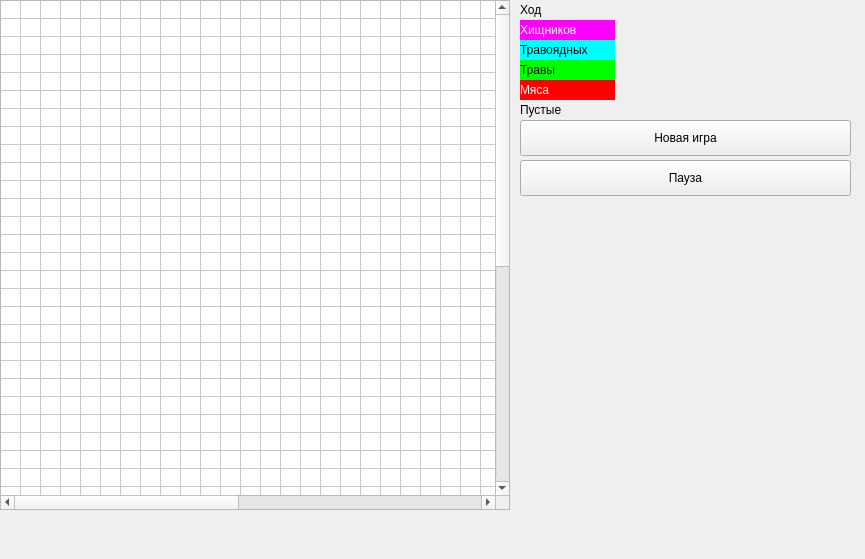
Old version of the form src/QT/mainwindow.ui in the repository ivan-tretyak/evolution_game.
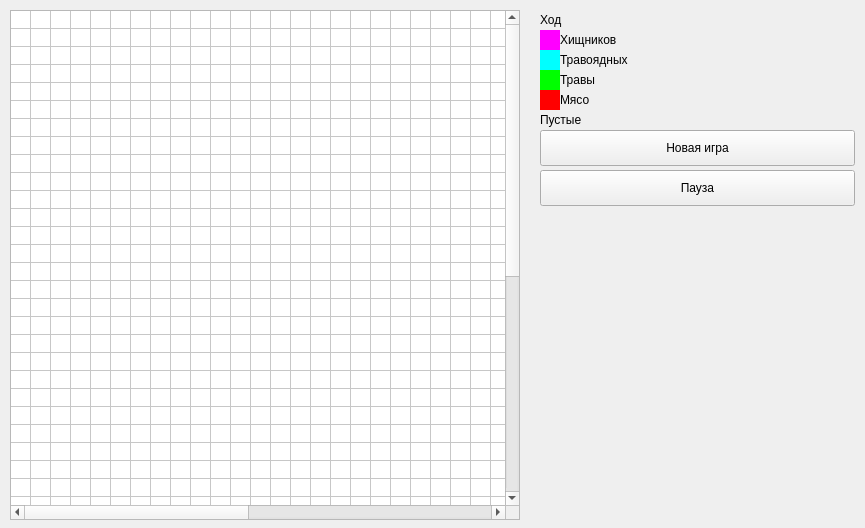
New version of the form.

Commit message: Added display information

The edit to the form file:
```diff
--- a/src/QT/mainwindow.ui
+++ b/src/QT/mainwindow.ui
@@ -10,9 +10,27 @@
                 <x>0</x>
                 <y>0</y>
                 <width>865</width>
-                <height>559</height>
+                <height>528</height>
             </rect>
         </property>
+        <property name="sizePolicy">
+            <sizepolicy hsizetype="Fixed" vsizetype="Fixed">
+                <horstretch>0</horstretch>
+                <verstretch>0</verstretch>
+            </sizepolicy>
+        </property>
+        <property name="minimumSize">
+            <size>
+                <width>865</width>
+                <height>528</height>
+            </size>
+        </property>
+        <property name="maximumSize">
+            <size>
+                <width>865</width>
+                <height>528</height>
+            </size>
+        </property>
         <property name="focusPolicy">
             <enum>Qt::ClickFocus</enum>
         </property>
@@ -38,8 +56,8 @@
                 </property>
                 <property name="geometry">
                     <rect>
-                        <x>0</x>
-                        <y>0</y>
+                        <x>10</x>
+                        <y>10</y>
                         <width>510</width>
                         <height>510</height>
                     </rect>
@@ -199,9 +217,9 @@
             <widget class="QLabel" name="label">
                 <property name="geometry">
                     <rect>
-                        <x>520</x>
-                        <y>0</y>
-                        <width>95</width>
+                        <x>540</x>
+                        <y>10</y>
+                        <width>115</width>
                         <height>20</height>
                     </rect>
                 </property>
@@ -212,8 +230,8 @@
             <widget class="QLabel" name="num_steps">
                 <property name="geometry">
                     <rect>
-                        <x>615</x>
-                        <y>0</y>
+                        <x>655</x>
+                        <y>10</y>
                         <width>66</width>
                         <height>19</height>
                     </rect>
@@ -225,16 +243,12 @@
             <widget class="QLabel" name="label_2">
                 <property name="geometry">
                     <rect>
-                        <x>520</x>
-                        <y>20</y>
+                        <x>560</x>
+                        <y>30</y>
                         <width>95</width>
                         <height>20</height>
                     </rect>
                 </property>
-                <property name="styleSheet">
-                    <string notr="true">background: rgb(255, 0, 255);
-                        color: rgb(255, 255, 255)</string>
-                </property>
                 <property name="text">
                     <string>Хищников</string>
                 </property>
@@ -242,8 +256,8 @@
             <widget class="QLabel" name="num_predator">
                 <property name="geometry">
                     <rect>
-                        <x>615</x>
-                        <y>20</y>
+                        <x>655</x>
+                        <y>30</y>
                         <width>66</width>
                         <height>20</height>
                     </rect>
@@ -255,15 +269,12 @@
             <widget class="QLabel" name="label_3">
                 <property name="geometry">
                     <rect>
-                        <x>520</x>
-                        <y>40</y>
+                        <x>560</x>
+                        <y>50</y>
                         <width>95</width>
                         <height>20</height>
                     </rect>
                 </property>
-                <property name="styleSheet">
-                    <string notr="true">background: rgb(0, 255, 255);</string>
-                </property>
                 <property name="text">
                     <string>Травоядных</string>
                 </property>
@@ -271,8 +282,8 @@
             <widget class="QLabel" name="num_herbivor">
                 <property name="geometry">
                     <rect>
-                        <x>615</x>
-                        <y>40</y>
+                        <x>655</x>
+                        <y>50</y>
                         <width>66</width>
                         <height>20</height>
                     </rect>
@@ -284,15 +295,12 @@
             <widget class="QLabel" name="label_4">
                 <property name="geometry">
                     <rect>
-                        <x>520</x>
-                        <y>60</y>
+                        <x>560</x>
+                        <y>70</y>
                         <width>95</width>
                         <height>20</height>
                     </rect>
                 </property>
-                <property name="styleSheet">
-                    <string notr="true">background: rgb(0, 255, 0)</string>
-                </property>
                 <property name="text">
                     <string>Травы</string>
                 </property>
@@ -300,8 +308,8 @@
             <widget class="QLabel" name="num_grass">
                 <property name="geometry">
                     <rect>
-                        <x>615</x>
-                        <y>60</y>
+                        <x>655</x>
+                        <y>70</y>
                         <width>66</width>
                         <height>20</height>
                     </rect>
@@ -313,25 +321,21 @@
             <widget class="QLabel" name="label_5">
                 <property name="geometry">
                     <rect>
-                        <x>520</x>
-                        <y>80</y>
+                        <x>560</x>
+                        <y>90</y>
                         <width>95</width>
                         <height>20</height>
                     </rect>
                 </property>
-                <property name="styleSheet">
-                    <string notr="true">background: rgb(255, 0, 0);
-                        color: rgb(255, 255, 255);</string>
-                </property>
                 <property name="text">
-                    <string>Мяса</string>
+                    <string>Мясо</string>
                 </property>
             </widget>
             <widget class="QLabel" name="num_meat">
                 <property name="geometry">
                     <rect>
-                        <x>615</x>
-                        <y>80</y>
+                        <x>655</x>
+                        <y>90</y>
                         <width>66</width>
                         <height>20</height>
                     </rect>
@@ -343,9 +347,9 @@
             <widget class="QLabel" name="label_6">
                 <property name="geometry">
                     <rect>
-                        <x>520</x>
-                        <y>100</y>
-                        <width>95</width>
+                        <x>540</x>
+                        <y>110</y>
+                        <width>115</width>
                         <height>20</height>
                     </rect>
                 </property>
@@ -356,8 +360,8 @@
             <widget class="QLabel" name="num_empty">
                 <property name="geometry">
                     <rect>
-                        <x>615</x>
-                        <y>100</y>
+                        <x>655</x>
+                        <y>110</y>
                         <width>66</width>
                         <height>20</height>
                     </rect>
@@ -369,9 +373,9 @@
             <widget class="QLabel" name="test">
                 <property name="geometry">
                     <rect>
-                        <x>520</x>
-                        <y>200</y>
-                        <width>331</width>
+                        <x>540</x>
+                        <y>210</y>
+                        <width>315</width>
                         <height>301</height>
                     </rect>
                 </property>
@@ -396,9 +400,9 @@
                 </property>
                 <property name="geometry">
                     <rect>
-                        <x>520</x>
-                        <y>120</y>
-                        <width>331</width>
+                        <x>540</x>
+                        <y>130</y>
+                        <width>315</width>
                         <height>36</height>
                     </rect>
                 </property>
@@ -427,9 +431,9 @@
             <widget class="QPushButton" name="pauseButon">
                 <property name="geometry">
                     <rect>
-                        <x>520</x>
-                        <y>160</y>
-                        <width>331</width>
+                        <x>540</x>
+                        <y>170</y>
+                        <width>315</width>
                         <height>36</height>
                     </rect>
                 </property>
@@ -437,6 +441,71 @@
                     <string>Пауза</string>
                 </property>
             </widget>
+            <widget class="QLabel" name="label_7">
+                <property name="geometry">
+                    <rect>
+                        <x>540</x>
+                        <y>30</y>
+                        <width>20</width>
+                        <height>20</height>
+                    </rect>
+                </property>
+                <property name="styleSheet">
+                    <string notr="true">background: rgb(255, 0, 255)</string>
+                </property>
+                <property name="text">
+                    <string/>
+                </property>
+            </widget>
+            <widget class="QLabel" name="label_8">
+                <property name="geometry">
+                    <rect>
+                        <x>540</x>
+                        <y>50</y>
+                        <width>20</width>
+                        <height>20</height>
+                    </rect>
+                </property>
+                <property name="styleSheet">
+                    <string notr="true">background: rgb(0, 255, 255)</string>
+                </property>
+                <property name="text">
+                    <string/>
+                </property>
+            </widget>
+            <widget class="QLabel" name="label_9">
+                <property name="geometry">
+                    <rect>
+                        <x>540</x>
+                        <y>70</y>
+                        <width>20</width>
+                        <height>20</height>
+                    </rect>
+                </property>
+                <property name="styleSheet">
+                    <string notr="true">background: rgb(0, 255, 0)
+                    </string>
+                </property>
+                <property name="text">
+                    <string/>
+                </property>
+            </widget>
+            <widget class="QLabel" name="label_10">
+                <property name="geometry">
+                    <rect>
+                        <x>540</x>
+                        <y>90</y>
+                        <width>20</width>
+                        <height>20</height>
+                    </rect>
+                </property>
+                <property name="styleSheet">
+                    <string notr="true">background: rgb(255, 0, 0)</string>
+                </property>
+                <property name="text">
+                    <string/>
+                </property>
+            </widget>
         </widget>
     </widget>
     <resources/>
```
The commit also changes 2 other files.
